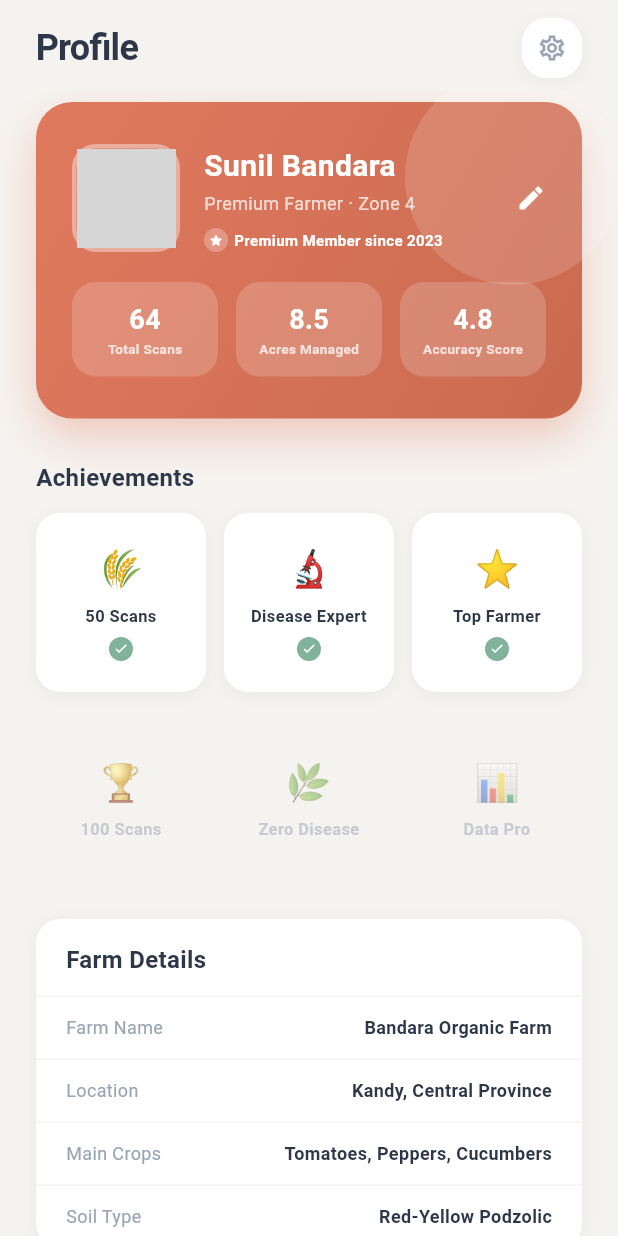
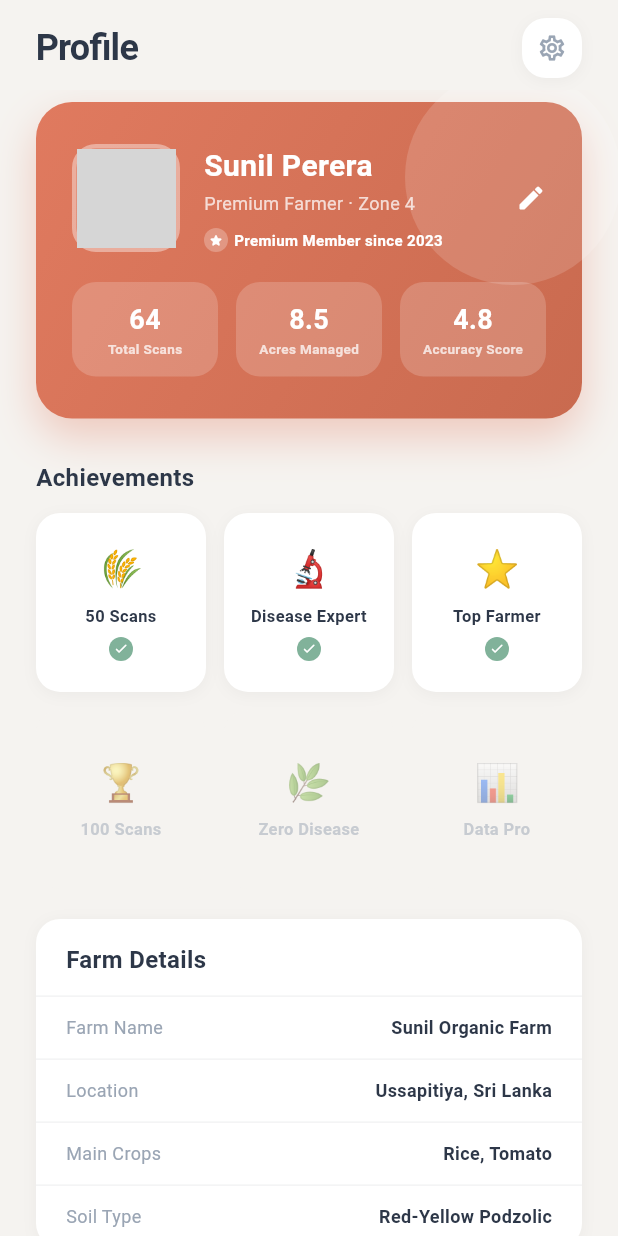
Before and after one commit to SSMShehan/PlantDisease-Detector, a Flutter app: the ProfileScreen screen opened directly, on a phone screen of 412 x 824 dp. Run offline on Flutter 3.47's test engine with Material 3 defaults, Android fonts, the phone set to English and light mode, and no system bars; our stand-ins replace camera, fl_chart, flutter_map, flutter_riverpod, geocoding, geolocator and 5 more; accounts and stored records are empty; network calls fail; Roboto replaces fonts that are missing (Poppins); grey boxes are pictures that could not be loaded.

Commit message:
feat: implement global user state with SharedPreferences persistence and dynamic greetings

```diff
--- a/lib/features/profile/presentation/screens/profile_screen.dart
+++ b/lib/features/profile/presentation/screens/profile_screen.dart
@@ -4,6 +4,9 @@ import 'package:plant_disease_detector/core/theme/app_theme.dart';
 import 'package:plant_disease_detector/features/profile/presentation/screens/settings_screen.dart';
 import 'package:plant_disease_detector/features/profile/presentation/screens/edit_profile_screen.dart';
 import 'package:plant_disease_detector/core/providers/location_provider.dart';
+import 'package:plant_disease_detector/core/providers/user_provider.dart';
+import 'package:flutter/foundation.dart';
+import 'dart:io';
 
 // ─────────────────────────────────────────────────────────────────────────────
 // ProfileScreen — Matches Figma ProfileScreen.tsx
@@ -83,9 +86,9 @@ class _ProfileScreenState extends ConsumerState<ProfileScreen> {
                 child: Column(
                   crossAxisAlignment: CrossAxisAlignment.start,
                   children: [
-                    _buildProfileCard(),
+                    _buildProfileCard(ref),
                     _buildAchievements(),
-                    _buildFarmDetails(),
+                    _buildFarmDetails(ref),
                     _buildSettings(),
 
                     // Sign out
@@ -111,7 +114,8 @@ class _ProfileScreenState extends ConsumerState<ProfileScreen> {
     );
   }
 
-  Widget _buildProfileCard() {
+  Widget _buildProfileCard(WidgetRef ref) {
+    final userData = ref.watch(userProvider);
     return Container(
       margin: const EdgeInsets.symmetric(horizontal: 24, vertical: 8),
       padding: const EdgeInsets.symmetric(horizontal: 24, vertical: 28),
@@ -151,7 +155,14 @@ class _ProfileScreenState extends ConsumerState<ProfileScreen> {
                       ),
                       child: ClipRRect(
                         borderRadius: BorderRadius.circular(13),
-                        child: Image.network('https://images.unsplash.com/photo-1507003211169-0a1dd7228f2d?w=144&h=144&fit=crop&auto=format', fit: BoxFit.cover),
+                        child: userData.imagePath != null
+                            ? (kIsWeb
+                                ? Image.network(userData.imagePath!, fit: BoxFit.cover)
+                                : Image.file(File(userData.imagePath!), fit: BoxFit.cover))
+                            : Image.network(
+                                'https://images.unsplash.com/photo-1507003211169-0a1dd7228f2d?w=144&h=144&fit=crop&auto=format',
+                                fit: BoxFit.cover,
+                              ),
                       ),
                     ),
                     const SizedBox(width: 16),
@@ -159,7 +170,7 @@ class _ProfileScreenState extends ConsumerState<ProfileScreen> {
                       child: Column(
                         crossAxisAlignment: CrossAxisAlignment.start,
                         children: [
-                          Text('Sunil Bandara', style: AppTextStyles.headlineMedium.copyWith(color: Colors.white, fontSize: 20)),
+                          Text(userData.fullName, style: AppTextStyles.headlineMedium.copyWith(color: Colors.white, fontSize: 20)),
                           const SizedBox(height: 2),
                           Text('Premium Farmer · Zone 4', style: AppTextStyles.bodySmall.copyWith(color: Colors.white.withOpacity(0.75))),
                           const SizedBox(height: 8),
@@ -267,7 +278,8 @@ class _ProfileScreenState extends ConsumerState<ProfileScreen> {
     );
   }
 
-  Widget _buildFarmDetails() {
+  Widget _buildFarmDetails(WidgetRef ref) {
+    final userData = ref.watch(userProvider);
     return Padding(
       padding: const EdgeInsets.fromLTRB(24, 20, 24, 0),
       child: Container(
@@ -284,11 +296,11 @@ class _ProfileScreenState extends ConsumerState<ProfileScreen> {
               child: Text('Farm Details', style: AppTextStyles.titleSmall),
             ),
             const Divider(color: Color(0x0F2D3748), height: 1),
-            _buildDetailRow('Farm Name', 'Bandara Organic Farm'),
+            _buildDetailRow('Farm Name', userData.farmName),
             const Divider(color: Color(0x0F2D3748), height: 1),
-            _buildDetailRow('Location', 'Kandy, Central Province'),
+            _buildDetailRow('Location', userData.district),
             const Divider(color: Color(0x0F2D3748), height: 1),
-            _buildDetailRow('Main Crops', 'Tomatoes, Peppers, Cucumbers'),
+            _buildDetailRow('Main Crops', userData.primaryCrops.join(', ')),
             const Divider(color: Color(0x0F2D3748), height: 1),
             _buildDetailRow('Soil Type', 'Red-Yellow Podzolic'),
           ],
```
Also changed, not shown: lib/core/providers/user_provider.dart (added, +94 -0 lines), lib/features/home/presentation/screens/home_screen.dart (+23 -6 lines), lib/features/profile/presentation/screens/edit_profile_screen.dart (+45 -10 lines).
